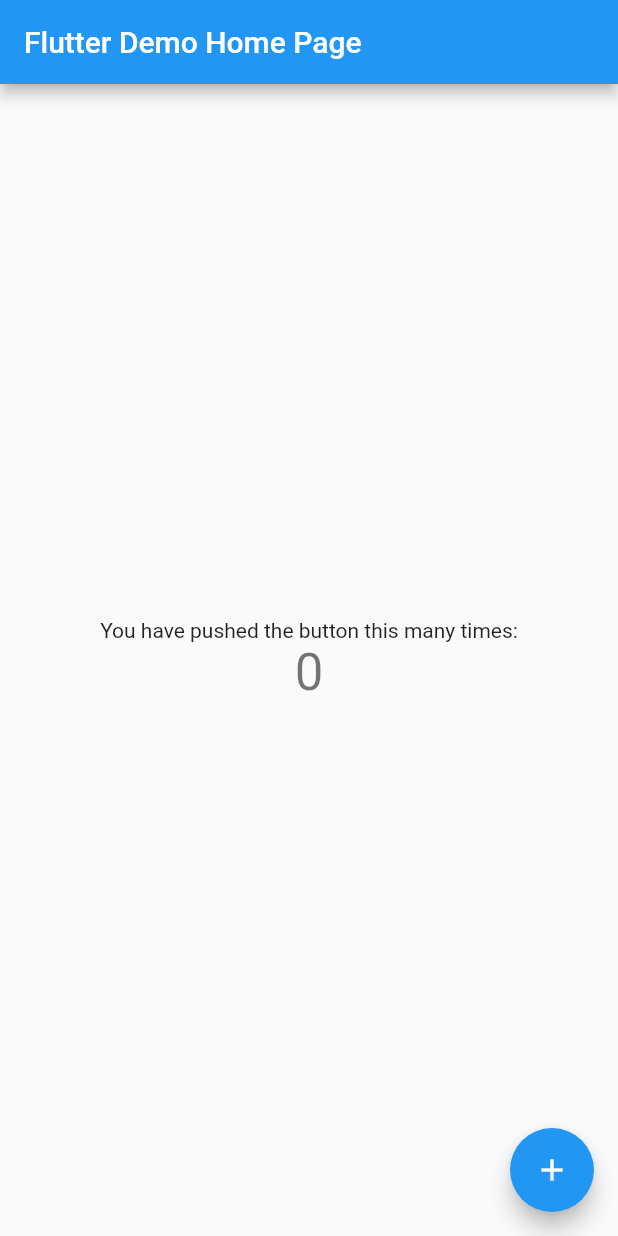
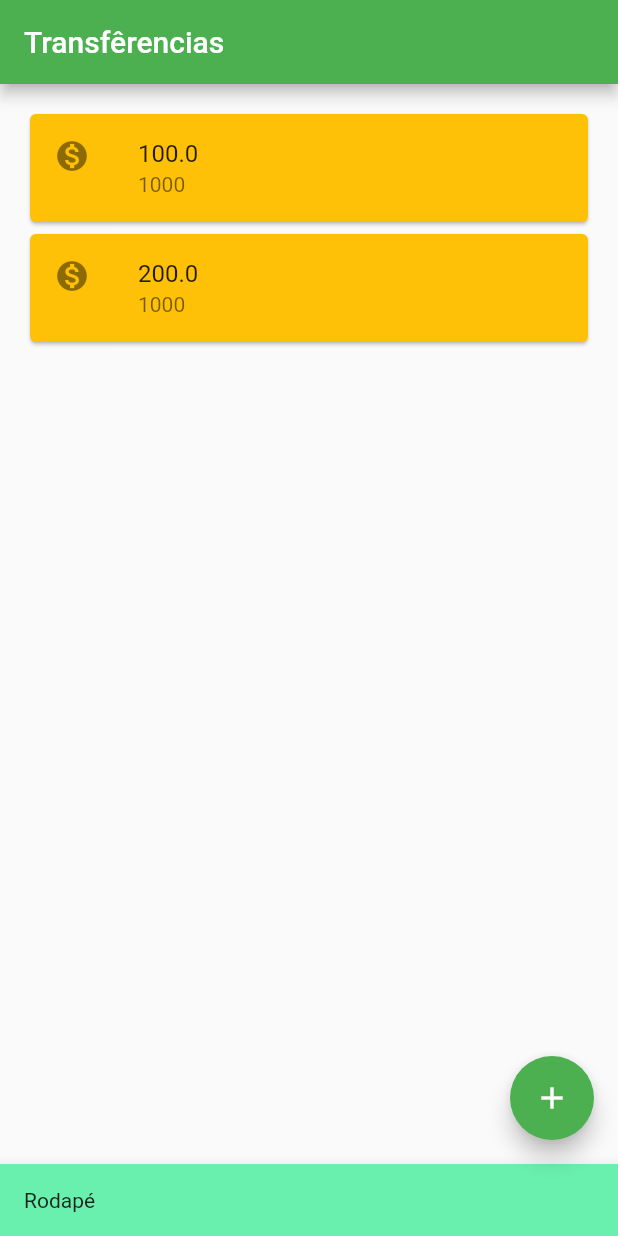
Before and after one commit to petersongit/bytebank, a Flutter app: the screen it shows after launch, on a phone screen of 412 x 824 dp. Run offline on Flutter 3.47's test engine with Material 2 defaults, Android fonts, the phone set to English and light mode, and no system bars; missing offline and left inert: dart:html.

Commit message:
Cria a estrutura do card de monetização

```diff
--- a/lib/main.dart
+++ b/lib/main.dart
@@ -1,113 +1,51 @@
+import 'dart:html';
+
+import 'package:flutter/cupertino.dart';
 import 'package:flutter/material.dart';
 
 void main() {
-  runApp(MyApp());
-}
-
-class MyApp extends StatelessWidget {
-  // This widget is the root of your application.
-  @override
-  Widget build(BuildContext context) {
-    return MaterialApp(
-      title: 'Flutter Demo',
-      theme: ThemeData(
-        // This is the theme of your application.
-        //
-        // Try running your application with "flutter run". You'll see the
-        // application has a blue toolbar. Then, without quitting the app, try
-        // changing the primarySwatch below to Colors.green and then invoke
-        // "hot reload" (press "r" in the console where you ran "flutter run",
-        // or simply save your changes to "hot reload" in a Flutter IDE).
-        // Notice that the counter didn't reset back to zero; the application
-        // is not restarted.
-        primarySwatch: Colors.blue,
+  runApp(MaterialApp(
+    home: Scaffold(
+      appBar: AppBar(
+        backgroundColor: Colors.green,
+        title: Text("Transfêrencias"),
       ),
-      home: MyHomePage(title: 'Flutter Demo Home Page'),
-    );
-  }
-}
-
-class MyHomePage extends StatefulWidget {
-  MyHomePage({Key key, this.title}) : super(key: key);
-
-  // This widget is the home page of your application. It is stateful, meaning
-  // that it has a State object (defined below) that contains fields that affect
-  // how it looks.
-
-  // This class is the configuration for the state. It holds the values (in this
-  // case the title) provided by the parent (in this case the App widget) and
-  // used by the build method of the State. Fields in a Widget subclass are
-  // always marked "final".
-
-  final String title;
-
-  @override
-  _MyHomePageState createState() => _MyHomePageState();
-}
-
-class _MyHomePageState extends State<MyHomePage> {
-  int _counter = 0;
-
-  void _incrementCounter() {
-    setState(() {
-      // This call to setState tells the Flutter framework that something has
-      // changed in this State, which causes it to rerun the build method below
-      // so that the display can reflect the updated values. If we changed
-      // _counter without calling setState(), then the build method would not be
-      // called again, and so nothing would appear to happen.
-      _counter++;
-    });
-  }
-
-  @override
-  Widget build(BuildContext context) {
-    // This method is rerun every time setState is called, for instance as done
-    // by the _incrementCounter method above.
-    //
-    // The Flutter framework has been optimized to make rerunning build methods
-    // fast, so that you can just rebuild anything that needs updating rather
-    // than having to individually change instances of widgets.
-    return Scaffold(
-      appBar: AppBar(
-        // Here we take the value from the MyHomePage object that was created by
-        // the App.build method, and use it to set our appbar title.
-        title: Text(widget.title),
+      floatingActionButton: FloatingActionButton(
+        child: Icon(Icons.add),
+        backgroundColor: Colors.green,
       ),
-      body: Center(
-        // Center is a layout widget. It takes a single child and positions it
-        // in the middle of the parent.
+      body: Padding(
+        padding: EdgeInsets.all(16),
         child: Column(
-          // Column is also a layout widget. It takes a list of children and
-          // arranges them vertically. By default, it sizes itself to fit its
-          // children horizontally, and tries to be as tall as its parent.
-          //
-          // Invoke "debug painting" (press "p" in the console, choose the
-          // "Toggle Debug Paint" action from the Flutter Inspector in Android
-          // Studio, or the "Toggle Debug Paint" command in Visual Studio Code)
-          // to see the wireframe for each widget.
-          //
-          // Column has various properties to control how it sizes itself and
-          // how it positions its children. Here we use mainAxisAlignment to
-          // center the children vertically; the main axis here is the vertical
-          // axis because Columns are vertical (the cross axis would be
-          // horizontal).
-          mainAxisAlignment: MainAxisAlignment.center,
-          children: <Widget>[
-            Text(
-              'You have pushed the button this many times:',
-            ),
-            Text(
-              '$_counter',
-              style: Theme.of(context).textTheme.headline4,
+          children: [
+            Card(
+              child: ListTile(
+                leading: Icon(Icons.monetization_on),
+                title: Text("100.0"),
+                subtitle: Text("1000"),
+              ),
+              color: Colors.amber,
+            ),            Card(
+              child: ListTile(
+                leading: Icon(Icons.monetization_on),
+                title: Text("200.0"),
+                subtitle: Text("1000"),
+              ),
+              color: Colors.amber,
             ),
           ],
         ),
       ),
-      floatingActionButton: FloatingActionButton(
-        onPressed: _incrementCounter,
-        tooltip: 'Increment',
-        child: Icon(Icons.add),
-      ), // This trailing comma makes auto-formatting nicer for build methods.
-    );
-  }
+      bottomNavigationBar: BottomAppBar(
+          color: Colors.greenAccent,
+          child: Padding(
+            padding: EdgeInsets.all(16),
+            child: Row(
+              children: [
+                Text("Rodapé"),
+              ],
+            ),
+          )),
+    ),
+  ));
 }
```
